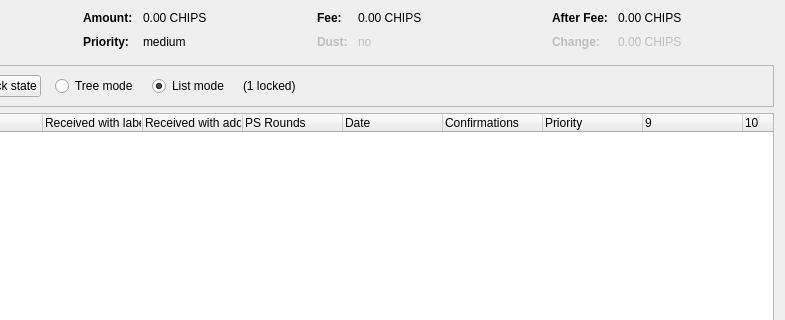
First picture: the form in src/qt/forms/coincontroldialog.ui, repository mallmanator/BWRGO, before the edit; both pictures show x 169 to 954 and y 0 to 320 of the 954 by 500 pixel window.
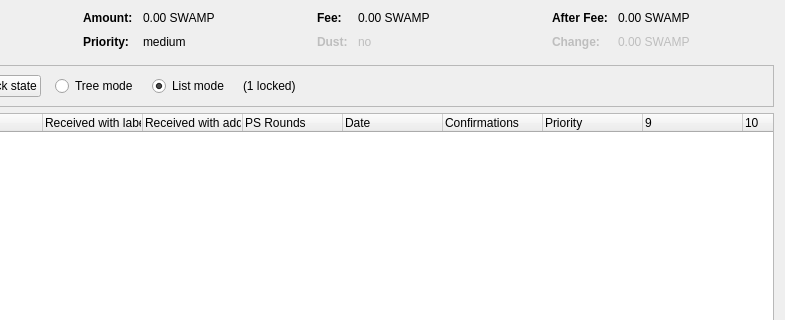
Second picture: the form after the edit. Custom widgets are drawn as their Qt base class.

The edit to the form file:
```diff
--- a/src/qt/forms/coincontroldialog.ui
+++ b/src/qt/forms/coincontroldialog.ui
@@ -132,7 +132,7 @@
           <enum>Qt::ActionsContextMenu</enum>
          </property>
          <property name="text">
-          <string notr="true">0.00 CHIPS</string>
+          <string notr="true">0.00 SWAMP</string>
          </property>
          <property name="textInteractionFlags">
           <set>Qt::LinksAccessibleByMouse|Qt::TextSelectableByKeyboard|Qt::TextSelectableByMouse</set>
@@ -206,7 +206,7 @@
           <enum>Qt::ActionsContextMenu</enum>
          </property>
          <property name="text">
-          <string notr="true">0.00 CHIPS</string>
+          <string notr="true">0.00 SWAMP</string>
          </property>
          <property name="textInteractionFlags">
           <set>Qt::LinksAccessibleByMouse|Qt::TextSelectableByKeyboard|Qt::TextSelectableByMouse</set>
@@ -286,7 +286,7 @@
           <enum>Qt::ActionsContextMenu</enum>
          </property>
          <property name="text">
-          <string notr="true">0.00 CHIPS</string>
+          <string notr="true">0.00 SWAMP</string>
          </property>
          <property name="textInteractionFlags">
           <set>Qt::LinksAccessibleByMouse|Qt::TextSelectableByKeyboard|Qt::TextSelectableByMouse</set>
@@ -321,7 +321,7 @@
           <enum>Qt::ActionsContextMenu</enum>
          </property>
          <property name="text">
-          <string notr="true">0.00 CHIPS</string>
+          <string notr="true">0.00 SWAMP</string>
          </property>
          <property name="textInteractionFlags">
           <set>Qt::LinksAccessibleByMouse|Qt::TextSelectableByKeyboard|Qt::TextSelectableByMouse</set>
```
